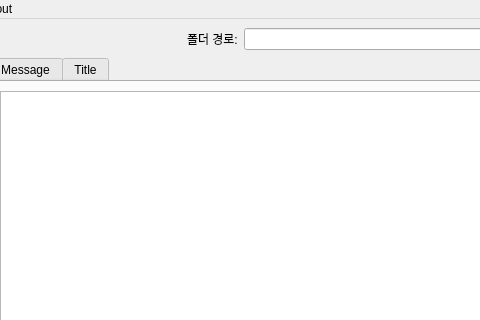
First picture: the form in mainwindow.ui, repository coreanq/table_editor3, before the edit; both pictures show x 100 to 580 and y 0 to 320 of the 1095 by 720 pixel window.
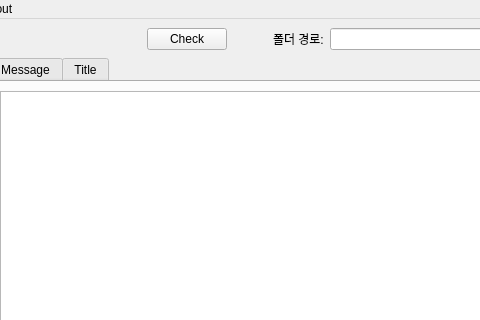
Second picture: the form after the edit.

Commit message: code, name 용 validator 추가 시작시 이전에 open 했던 파일 오픈하도록 함

Diff of the .ui file:
```diff
--- a/mainwindow.ui
+++ b/mainwindow.ui
@@ -37,6 +37,13 @@
         </property>
        </widget>
       </item>
+      <item>
+       <widget class="QPushButton" name="btnCheck">
+        <property name="text">
+         <string>Check</string>
+        </property>
+       </widget>
+      </item>
       <item>
        <spacer name="horizontalSpacer">
         <property name="orientation">
```
The commit also changes 2 other files.
